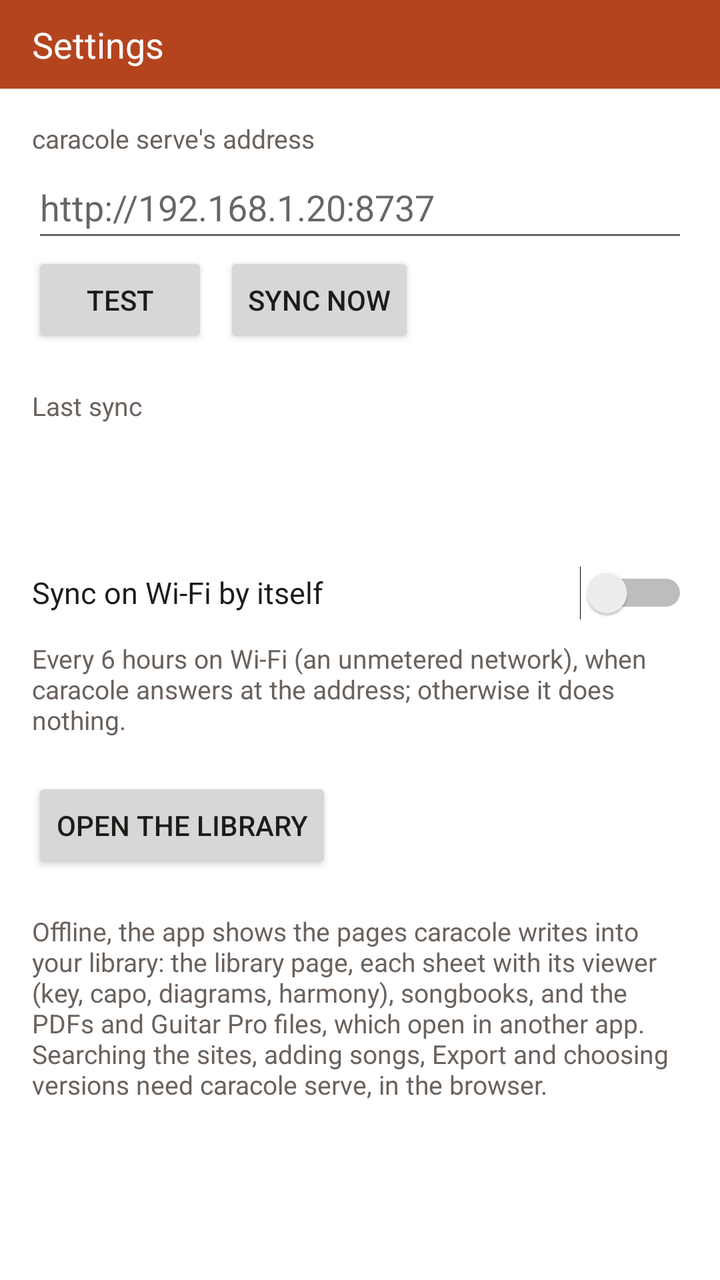
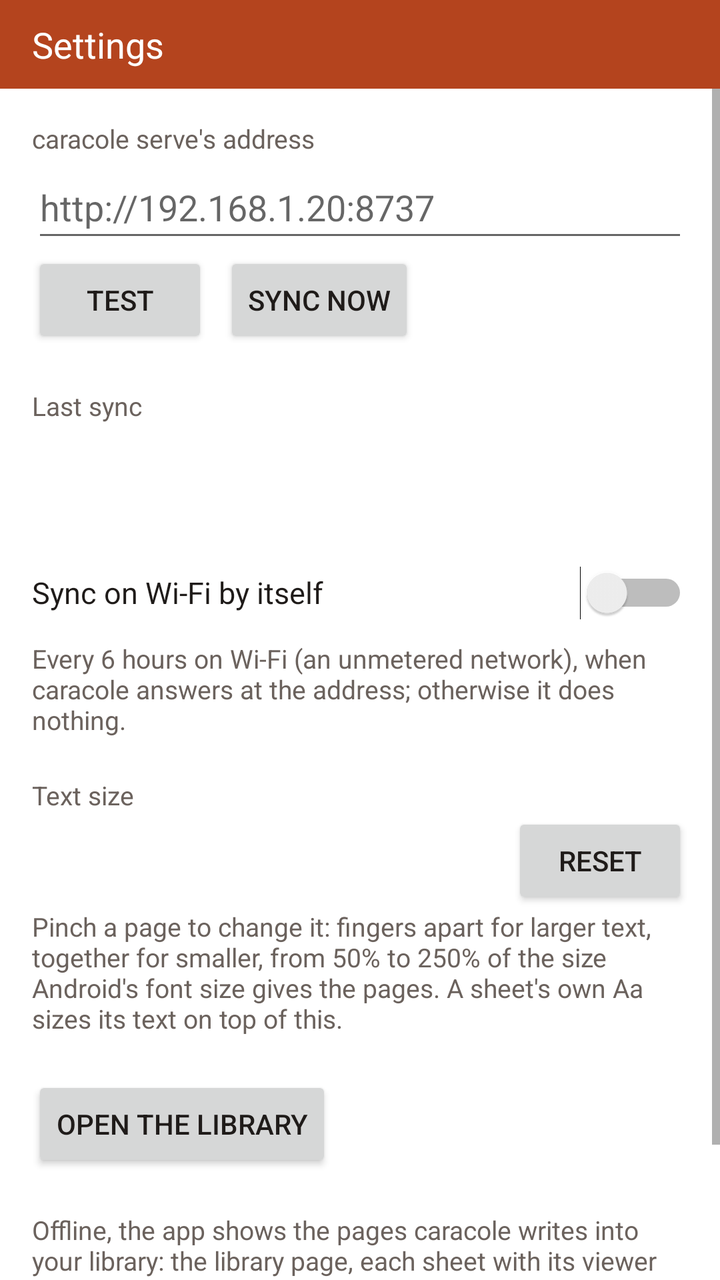

Before-and-after screenshots of an Android layout around one commit, followed by the original layout XML and the change that was made.
<!-- AndroidManifest.xml: application theme Theme.Caracole -->
<!-- res/layout/activity_settings.xml -->
<?xml version="1.0" encoding="utf-8"?>
<LinearLayout xmlns:android="http://schemas.android.com/apk/res/android"
    android:id="@+id/root"
    android:layout_width="match_parent"
    android:layout_height="match_parent"
    android:orientation="vertical">

    <TextView
        android:id="@+id/bar"
        android:layout_width="match_parent"
        android:layout_height="wrap_content"
        android:background="@color/bar"
        android:paddingStart="16dp"
        android:paddingTop="10dp"
        android:paddingEnd="16dp"
        android:paddingBottom="10dp"
        android:text="@string/settings"
        android:textColor="@color/on_bar"
        android:textSize="18sp" />

    <ScrollView
        android:layout_width="match_parent"
        android:layout_height="0dp"
        android:layout_weight="1">

        <LinearLayout
            android:layout_width="match_parent"
            android:layout_height="wrap_content"
            android:orientation="vertical"
            android:padding="16dp">

            <TextView
                android:layout_width="wrap_content"
                android:layout_height="wrap_content"
                android:labelFor="@+id/address"
                android:text="@string/address_label"
                android:textColor="@color/muted"
                android:textSize="13sp" />

            <EditText
                android:id="@+id/address"
                android:layout_width="match_parent"
                android:layout_height="wrap_content"
                android:autofillHints="url"
                android:hint="@string/address_hint"
                android:imeOptions="actionDone"
                android:importantForAutofill="no"
                android:inputType="textUri"
                android:maxLines="1"
                android:minHeight="48dp" />

            <LinearLayout
                android:layout_width="match_parent"
                android:layout_height="wrap_content"
                android:orientation="horizontal">

                <Button
                    android:id="@+id/test"
                    android:layout_width="wrap_content"
                    android:layout_height="wrap_content"
                    android:text="@string/test" />

                <Button
                    android:id="@+id/sync"
                    android:layout_width="wrap_content"
                    android:layout_height="wrap_content"
                    android:layout_marginStart="8dp"
                    android:text="@string/sync_now" />
            </LinearLayout>

            <TextView
                android:id="@+id/test_result"
                android:layout_width="match_parent"
                android:layout_height="wrap_content"
                android:layout_marginTop="4dp"
                android:textColor="@color/text"
                android:textIsSelectable="true"
                android:textSize="14sp"
                android:visibility="gone" />

            <TextView
                android:layout_width="wrap_content"
                android:layout_height="wrap_content"
                android:layout_marginTop="20dp"
                android:text="@string/last_sync"
                android:textColor="@color/muted"
                android:textSize="13sp" />

            <TextView
                android:id="@+id/last_sync"
                android:layout_width="match_parent"
                android:layout_height="wrap_content"
                android:textColor="@color/text"
                android:textIsSelectable="true"
                android:textSize="14sp" />

            <TextView
                android:id="@+id/storage"
                android:layout_width="match_parent"
                android:layout_height="wrap_content"
                android:layout_marginTop="4dp"
                android:textColor="@color/muted"
                android:textSize="13sp" />

            <Switch
                android:id="@+id/wifi"
                android:layout_width="match_parent"
                android:layout_height="wrap_content"
                android:layout_marginTop="20dp"
                android:minHeight="48dp"
                android:text="@string/wifi_sync"
                android:textColor="@color/text"
                android:textSize="15sp" />

            <TextView
                android:layout_width="match_parent"
                android:layout_height="wrap_content"
                android:text="@string/wifi_sync_hint"
                android:textColor="@color/muted"
                android:textSize="13sp" />

            <Button
                android:id="@+id/open_library"
                android:layout_width="wrap_content"
                android:layout_height="wrap_content"
                android:layout_marginTop="20dp"
                android:text="@string/open_library" />

            <TextView
                android:layout_width="match_parent"
                android:layout_height="wrap_content"
                android:layout_marginTop="20dp"
                android:text="@string/offline_note"
                android:textColor="@color/muted"
                android:textSize="13sp" />
        </LinearLayout>
    </ScrollView>
</LinearLayout>
<!-- resources referenced by this layout -->
<resources>
  <color name="bar">#B4441E</color>
  <color name="muted">#6B625D</color>
  <color name="on_bar">#FFFFFF</color>
  <color name="text">#1F1B19</color>
  <string name="address_hint">http://192.168.1.20:8737</string>
  <string name="address_label">caracole serve\'s address</string>
  <string name="last_sync">Last sync</string>
  <string name="offline_note">Offline, the app shows the pages caracole writes into your library: the library page, each sheet with its viewer (key, capo, diagrams, harmony), songbooks, and the PDFs and Guitar Pro files, which open in another app. Searching the sites, adding songs, Export and choosing versions need caracole serve, in the browser.</string>
  <string name="open_library">Open the library</string>
  <string name="settings">Settings</string>
  <string name="sync_now">Sync now</string>
  <string name="test">Test</string>
  <string name="wifi_sync">Sync on Wi-Fi by itself</string>
  <string name="wifi_sync_hint">Every 6 hours on Wi-Fi (an unmetered network), when caracole answers at the address; otherwise it does nothing.</string>
  <style name="Theme.Caracole" parent="android:Theme.Material.Light.NoActionBar">
          <item name="android:colorPrimary">@color/bar</item>
          <item name="android:colorPrimaryDark">@color/bar</item>
          <item name="android:colorAccent">@color/accent</item>
          <item name="android:windowBackground">@color/background</item>
          <item name="android:textColorPrimary">@color/text</item>
      </style>
  <color name="accent">#B4441E</color>
  <color name="background">#FFFFFF</color>
</resources>

<!-- the commit's change to res/layout/activity_settings.xml (unified diff, before → after) -->
@@ -119,6 +119,44 @@
                 android:textColor="@color/muted"
                 android:textSize="13sp" />
 
+            <TextView
+                android:layout_width="wrap_content"
+                android:layout_height="wrap_content"
+                android:layout_marginTop="20dp"
+                android:text="@string/text_size_label"
+                android:textColor="@color/muted"
+                android:textSize="13sp" />
+
+            
+            <LinearLayout
+                android:layout_width="match_parent"
+                android:layout_height="wrap_content"
+                android:gravity="center_vertical"
+                android:orientation="horizontal">
+
+                <TextView
+                    android:id="@+id/text_size"
+                    android:layout_width="0dp"
+                    android:layout_height="wrap_content"
+                    android:layout_weight="1"
+                    android:textColor="@color/text"
+                    android:textSize="15sp" />
+
+                <Button
+                    android:id="@+id/reset_text_size"
+                    android:layout_width="wrap_content"
+                    android:layout_height="wrap_content"
+                    android:contentDescription="@string/reset_text_size"
+                    android:text="@string/reset" />
+            </LinearLayout>
+
+            <TextView
+                android:layout_width="match_parent"
+                android:layout_height="wrap_content"
+                android:text="@string/text_size_hint"
+                android:textColor="@color/muted"
+                android:textSize="13sp" />
+
             <Button
                 android:id="@+id/open_library"
                 android:layout_width="wrap_content"
<!-- resource entries referenced after the edit -->
@@ -9,9 +9,13 @@
   <string name="last_sync">Last sync</string>
   <string name="offline_note">Offline, the app shows the pages caracole writes into your library: the library page, each sheet with its viewer (key, capo, diagrams, harmony), songbooks, and the PDFs and Guitar Pro files, which open in another app. Searching the sites, adding songs, Export and choosing versions need caracole serve, in the browser.</string>
   <string name="open_library">Open the library</string>
+  <string name="reset">Reset</string>
+  <string name="reset_text_size">Reset the text size to 100%</string>
   <string name="settings">Settings</string>
   <string name="sync_now">Sync now</string>
   <string name="test">Test</string>
+  <string name="text_size_hint">Pinch a page to change it: fingers apart for larger text, together for smaller, from 50% to 250% of the size Android\'s font size gives the pages. A sheet\'s own Aa sizes its text on top of this.</string>
+  <string name="text_size_label">Text size</string>
   <string name="wifi_sync">Sync on Wi-Fi by itself</string>
   <string name="wifi_sync_hint">Every 6 hours on Wi-Fi (an unmetered network), when caracole answers at the address; otherwise it does nothing.</string>
   <style name="Theme.Caracole" parent="android:Theme.Material.Light.NoActionBar">
